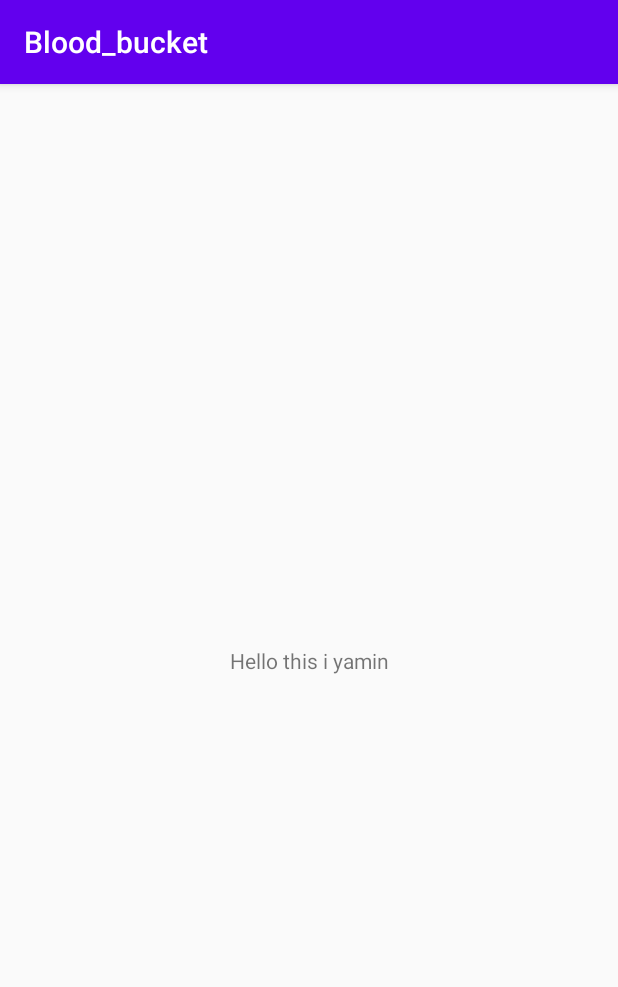
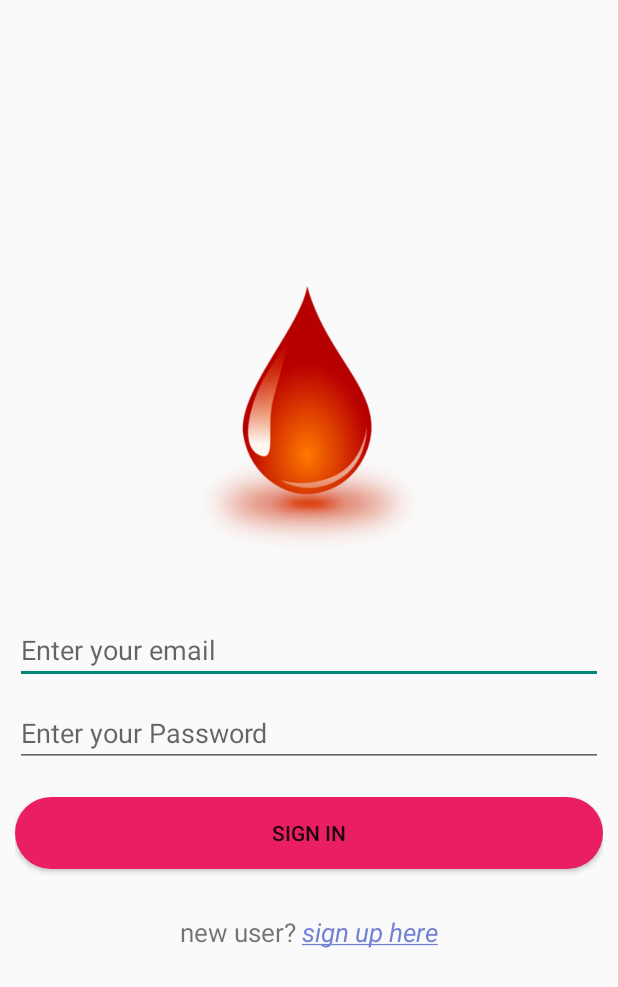
Before and after one commit to yamin029/Blood_bucket, an Android app: the screen it shows after launch (MainActivity), on a phone screen of 412 x 824 dp. Shown: the top 987 px of the screen. Run offline under Robolectric (Android 15) with nearby library versions, the phone set to English and light mode, and no system bars.

```diff
--- a/app/build.gradle
+++ b/app/build.gradle
@@ -29,5 +29,10 @@ dependencies {
     testImplementation 'junit:junit:4.12'
     androidTestImplementation 'androidx.test.ext:junit:1.1.2'
     androidTestImplementation 'androidx.test.espresso:espresso-core:3.3.0'
+    implementation 'com.google.android.material:material:1.0.0'
+    implementation 'com.google.firebase:firebase-analytics:17.5.0'
 
 }
+
+apply plugin: 'com.android.application'
+apply plugin: 'com.google.gms.google-services'
--- a/app/src/main/AndroidManifest.xml
+++ b/app/src/main/AndroidManifest.xml
@@ -9,7 +9,10 @@
         android:roundIcon="@mipmap/ic_launcher_round"
         android:supportsRtl="true"
         android:theme="@style/AppTheme">
-        <activity android:name=".MainActivity">
+        <activity android:name=".SignupActivity"></activity>
+        <activity
+            android:name=".MainActivity"
+            android:theme="@style/Theme.AppCompat.DayNight.NoActionBar">
             <intent-filter>
                 <action android:name="android.intent.action.MAIN" />
 
--- a/app/src/main/java/com/example/blood_bucket/MainActivity.java
+++ b/app/src/main/java/com/example/blood_bucket/MainActivity.java
@@ -2,13 +2,46 @@ package com.example.blood_bucket;
 
 import androidx.appcompat.app.AppCompatActivity;
 
+import android.content.Intent;
 import android.os.Bundle;
+import android.view.View;
+import android.widget.Button;
+import android.widget.EditText;
+import android.widget.TextView;
+import android.widget.Toast;
 
 public class MainActivity extends AppCompatActivity {
+    EditText mEtUserName;
+    EditText mEtPassword;
+    Button mButtonSignIn;
+    TextView mTvSignUp;
 
     @Override
     protected void onCreate(Bundle savedInstanceState) {
         super.onCreate(savedInstanceState);
         setContentView(R.layout.activity_main);
+        try {
+            mEtUserName = findViewById(R.id.etUsername);
+            mEtPassword = findViewById(R.id.etPassword);
+            mButtonSignIn = findViewById(R.id.btnSignIn);
+            mTvSignUp = findViewById(R.id.tvSignUp);
+
+            mTvSignUp.setOnClickListener(new View.OnClickListener() {
+                @Override
+                public void onClick(View view) {
+                    Intent signUpIntent = new Intent(MainActivity.this, SignupActivity.class);
+                    startActivity(signUpIntent);
+                }
+            });
+
+            mButtonSignIn.setOnClickListener(new View.OnClickListener() {
+                @Override
+                public void onClick(View view) {
+
+                }
+            });
+        }catch (Exception e){
+            Toast.makeText(this, e.getMessage(), Toast.LENGTH_SHORT).show();
+        }
     }
 }
--- /dev/null
+++ b/app/src/main/res/drawable/rounded_corners.xml
@@ -0,0 +1,5 @@
+<?xml version="1.0" encoding="utf-8"?>
+    <shape xmlns:android="http://schemas.android.com/apk/res/android">
+        <corners android:radius="24dp" />
+        <solid android:color="#E91E63" />
+    </shape>
--- a/app/src/main/res/layout/activity_main.xml
+++ b/app/src/main/res/layout/activity_main.xml
@@ -1,18 +1,66 @@
 <?xml version="1.0" encoding="utf-8"?>
-<androidx.constraintlayout.widget.ConstraintLayout xmlns:android="http://schemas.android.com/apk/res/android"
+<LinearLayout xmlns:android="http://schemas.android.com/apk/res/android"
     xmlns:app="http://schemas.android.com/apk/res-auto"
     xmlns:tools="http://schemas.android.com/tools"
     android:layout_width="match_parent"
     android:layout_height="match_parent"
-    tools:context=".MainActivity">
+    tools:context=".MainActivity"
+    android:orientation="vertical"
+    android:gravity="center"
+    android:layout_marginLeft="10sp"
+    android:layout_marginRight="10sp">
+    <ImageView
+        android:layout_width="180dp"
+        android:layout_height="180dp"
+        android:src="@drawable/blood_icon">
 
-    <TextView
-        android:layout_width="wrap_content"
+    </ImageView>
+
+    <EditText
+        android:id="@+id/etUsername"
+        android:layout_width="match_parent"
         android:layout_height="wrap_content"
-        android:text="Hello this i yamin"
-        app:layout_constraintBottom_toBottomOf="parent"
-        app:layout_constraintLeft_toLeftOf="parent"
-        app:layout_constraintRight_toRightOf="parent"
-        app:layout_constraintTop_toTopOf="parent" />
+        android:layout_marginTop="40dp"
+        android:hint="@string/username" />
 
-</androidx.constraintlayout.widget.ConstraintLayout>
+    <EditText
+        android:id="@+id/etPassword"
+        android:layout_width="match_parent"
+        android:layout_height="wrap_content"
+        android:hint="@string/password"
+        android:inputType="textPassword"
+        android:layout_marginTop="10dp" />
+
+    <Button
+        android:background="@drawable/rounded_corners"
+        android:id="@+id/btnSignIn"
+        android:layout_width="match_parent"
+        android:layout_height="wrap_content"
+        android:layout_gravity="center_horizontal"
+        android:text="@string/sign_in"
+        android:layout_marginTop="20dp"/>
+
+    <LinearLayout
+        android:layout_marginTop="30sp"
+        android:layout_width="match_parent"
+        android:layout_height="wrap_content"
+        android:gravity="center"
+        android:orientation="horizontal">
+
+        <TextView
+            android:layout_width="wrap_content"
+            android:layout_height="wrap_content"
+            android:text="@string/not_a_member"
+            android:textSize="17sp" />
+
+        <TextView
+            android:textColor="#7382D3"
+            android:id="@+id/tvSignUp"
+            android:layout_width="wrap_content"
+            android:layout_height="wrap_content"
+            android:text="@string/sign_up_here"
+            android:textSize="17sp"
+            android:textStyle="italic"/>
+    </LinearLayout>
+
+</LinearLayout>
--- a/app/src/main/res/values/strings.xml
+++ b/app/src/main/res/values/strings.xml
@@ -1,3 +1,8 @@
 <resources>
     <string name="app_name">Blood_bucket</string>
+    <string name="username">Enter your email</string>
+    <string name="password">Enter your Password</string>
+    <string name="sign_in">Sign In</string>
+    <string name="not_a_member">new user? </string>
+    <string name="sign_up_here"> <u>sign up here</u></string>
 </resources>
--- a/app/src/main/res/values/styles.xml
+++ b/app/src/main/res/values/styles.xml
@@ -1,6 +1,6 @@
 <resources>
     <!-- Base application theme. -->
-    <style name="AppTheme" parent="Theme.AppCompat.Light.DarkActionBar">
+    <style name="AppTheme" parent="Theme.AppCompat.DayNight.NoActionBar">
         <!-- Customize your theme here. -->
         <item name="colorPrimary">@color/colorPrimary</item>
         <item name="colorPrimaryDark">@color/colorPrimaryDark</item>
--- a/build.gradle
+++ b/build.gradle
@@ -6,6 +6,7 @@ buildscript {
     }
     dependencies {
         classpath "com.android.tools.build:gradle:4.0.1"
+        classpath 'com.google.gms:google-services:4.3.3'
 
         // NOTE: Do not place your application dependencies here; they belong
         // in the individual module build.gradle files
```
Also changed, not shown: app/src/main/java/com/example/blood_bucket/SignupActivity.java (added, +14 -0 lines), app/src/main/res/layout/activity_signup.xml (added, +21 -0 lines), app/src/main/res/drawable/blood_icon.png (added), 1 other file.
